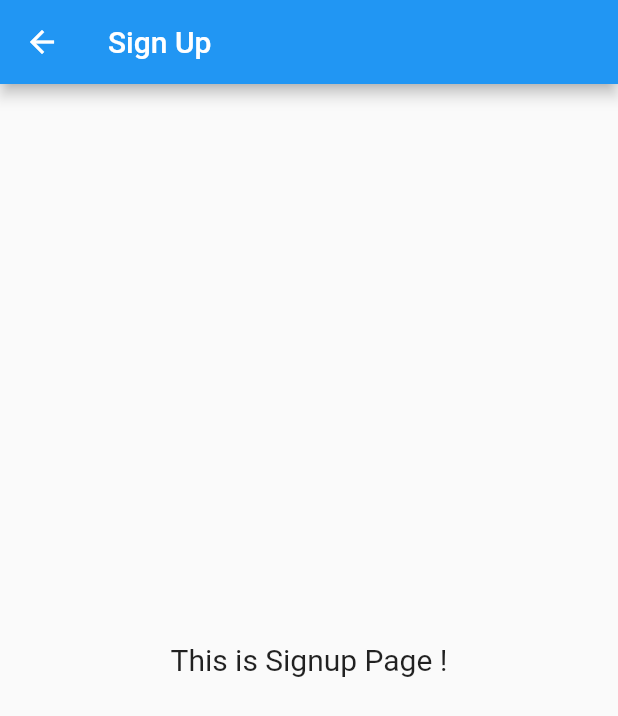
After one commit to gulfamhussain80/tuktukapp, a Flutter app: the Signup screen opened directly, on a phone screen of 412 x 824 dp. The commit adds this screen. Shown: the top 716 px of the screen. Run offline on Flutter 3.47's test engine with Material 2 defaults, Android fonts, the phone set to English and light mode, and no system bars.

Commit message:
signup page added

```diff
--- a/lib/ui/loginpage.dart
+++ b/lib/ui/loginpage.dart
@@ -1,5 +1,7 @@
 import 'package:flutter/material.dart';
 import 'package:hituktuk/ui/userhomepage.dart';
+import 'package:flutter/gestures.dart';
+import 'signup_page.dart';
 
 class SignInOne extends StatelessWidget {
   final _formKey = GlobalKey<FormState>();
@@ -40,6 +42,7 @@ class SignInOne extends StatelessWidget {
                               if (value.isEmpty) {
                                 return "Insert username";
                               }
+                              else return null;
                             },
                             style: TextStyle(
                                 color: Colors.black, fontFamily: 'SFUIDisplay'),
@@ -58,6 +61,7 @@ class SignInOne extends StatelessWidget {
                             if (value.isEmpty) {
                               return "Insert password";
                             }
+                            else return null;
                           },
                           obscureText: true,
                           style: TextStyle(
@@ -131,7 +135,9 @@ class SignInOne extends StatelessWidget {
                               fontFamily: 'SFUIDisplay',
                               color: Color(0xffff2d55),
                               fontSize: 15,
-                            ))
+                            ),
+                          recognizer: new TapGestureRecognizer()..onTap = () => Navigator.push(context, MaterialPageRoute(builder: (context) => Signup()))
+                        )
                       ]),
                     ),
                   ),
--- /dev/null
+++ b/lib/ui/signup_page.dart
@@ -0,0 +1,16 @@
+import 'package:flutter/material.dart';
+
+class Signup extends StatelessWidget{
+  @override
+  Widget build(BuildContext context) {
+    return new Scaffold(
+      appBar: AppBar(title: Text("Sign Up"),),
+      body: Center(
+        child:
+          Text("This is Signup Page !",
+          style: new TextStyle(fontSize: 20),)
+      )
+    );
+  }
+
+}
```
